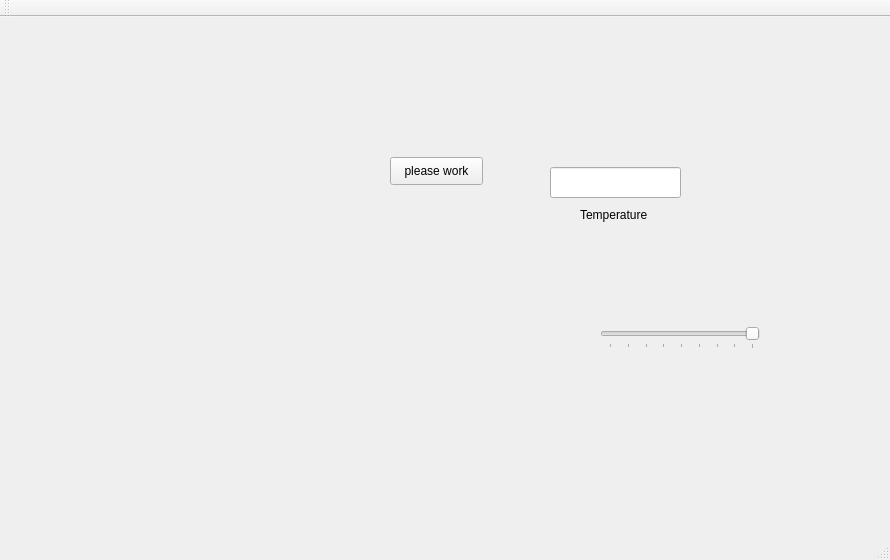
First picture: the form in FaucetGUI/mainwindow.ui, repository WilliamJou/FaucetProject, before the edit.
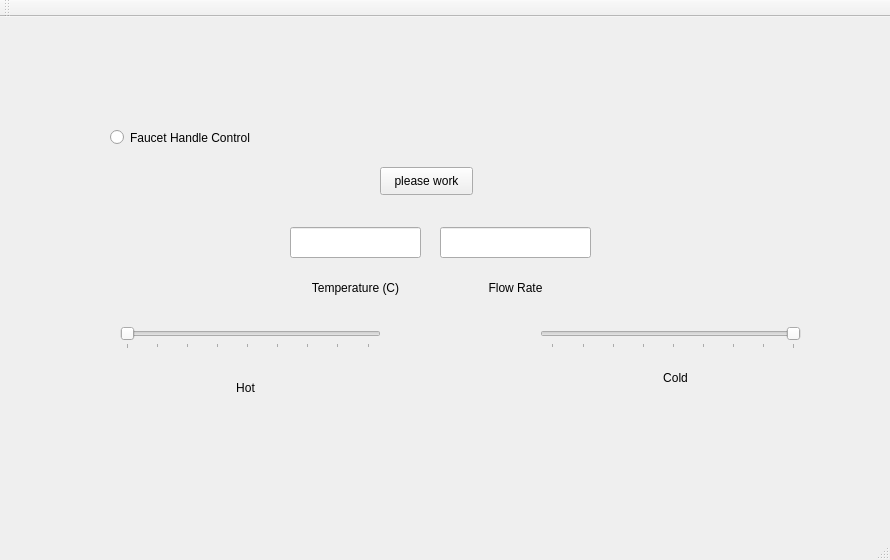
Second picture: the form after the edit.

Commit message: new UI changes, added hot side, and manual button

The edit to the form file:
```diff
--- a/FaucetGUI/mainwindow.ui
+++ b/FaucetGUI/mainwindow.ui
@@ -17,8 +17,8 @@
    <widget class="QPushButton" name="pushButton">
     <property name="geometry">
      <rect>
-      <x>390</x>
-      <y>140</y>
+      <x>380</x>
+      <y>150</y>
       <width>93</width>
       <height>28</height>
      </rect>
@@ -30,9 +30,9 @@
    <widget class="QSlider" name="cSlider">
     <property name="geometry">
      <rect>
-      <x>600</x>
+      <x>540</x>
       <y>310</y>
-      <width>160</width>
+      <width>261</width>
       <height>22</height>
      </rect>
     </property>
@@ -61,26 +61,131 @@
    <widget class="QLabel" name="label">
     <property name="geometry">
      <rect>
-      <x>580</x>
-      <y>190</y>
-      <width>81</width>
-      <height>16</height>
+      <x>290</x>
+      <y>250</y>
+      <width>131</width>
+      <height>41</height>
      </rect>
     </property>
     <property name="text">
-     <string>Temperature</string>
+     <string>Temperature (C)</string>
+    </property>
+    <property name="alignment">
+     <set>Qt::AlignCenter</set>
     </property>
    </widget>
    <widget class="QLineEdit" name="txtTemp">
     <property name="geometry">
      <rect>
-      <x>550</x>
-      <y>150</y>
+      <x>290</x>
+      <y>210</y>
       <width>131</width>
       <height>31</height>
      </rect>
     </property>
    </widget>
+   <widget class="QLineEdit" name="txtFlow">
+    <property name="geometry">
+     <rect>
+      <x>440</x>
+      <y>210</y>
+      <width>151</width>
+      <height>31</height>
+     </rect>
+    </property>
+   </widget>
+   <widget class="QLabel" name="label_2">
+    <property name="geometry">
+     <rect>
+      <x>450</x>
+      <y>250</y>
+      <width>131</width>
+      <height>41</height>
+     </rect>
+    </property>
+    <property name="text">
+     <string>Flow Rate</string>
+    </property>
+    <property name="alignment">
+     <set>Qt::AlignCenter</set>
+    </property>
+   </widget>
+   <widget class="QLabel" name="label_3">
+    <property name="geometry">
+     <rect>
+      <x>610</x>
+      <y>340</y>
+      <width>131</width>
+      <height>41</height>
+     </rect>
+    </property>
+    <property name="text">
+     <string>Cold</string>
+    </property>
+    <property name="alignment">
+     <set>Qt::AlignCenter</set>
+    </property>
+   </widget>
+   <widget class="QSlider" name="hSlider">
+    <property name="geometry">
+     <rect>
+      <x>120</x>
+      <y>310</y>
+      <width>261</width>
+      <height>22</height>
+     </rect>
+    </property>
+    <property name="layoutDirection">
+     <enum>Qt::LeftToRight</enum>
+    </property>
+    <property name="maximum">
+     <number>180</number>
+    </property>
+    <property name="singleStep">
+     <number>22</number>
+    </property>
+    <property name="value">
+     <number>0</number>
+    </property>
+    <property name="orientation">
+     <enum>Qt::Horizontal</enum>
+    </property>
+    <property name="invertedAppearance">
+     <bool>false</bool>
+    </property>
+    <property name="tickPosition">
+     <enum>QSlider::TicksBelow</enum>
+    </property>
+   </widget>
+   <widget class="QLabel" name="label_4">
+    <property name="geometry">
+     <rect>
+      <x>180</x>
+      <y>350</y>
+      <width>131</width>
+      <height>41</height>
+     </rect>
+    </property>
+    <property name="text">
+     <string>Hot</string>
+    </property>
+    <property name="alignment">
+     <set>Qt::AlignCenter</set>
+    </property>
+   </widget>
+   <widget class="QRadioButton" name="manualButton">
+    <property name="geometry">
+     <rect>
+      <x>110</x>
+      <y>100</y>
+      <width>261</width>
+      <height>41</height>
+     </rect>
+    </property>
+    <property name="text">
+     <string>Faucet Handle Control</string>
+    </property>
+   </widget>
   </widget>
   <widget class="QMenuBar" name="menuBar">
    <property name="geometry">
```
The commit also changes 2 other files.
